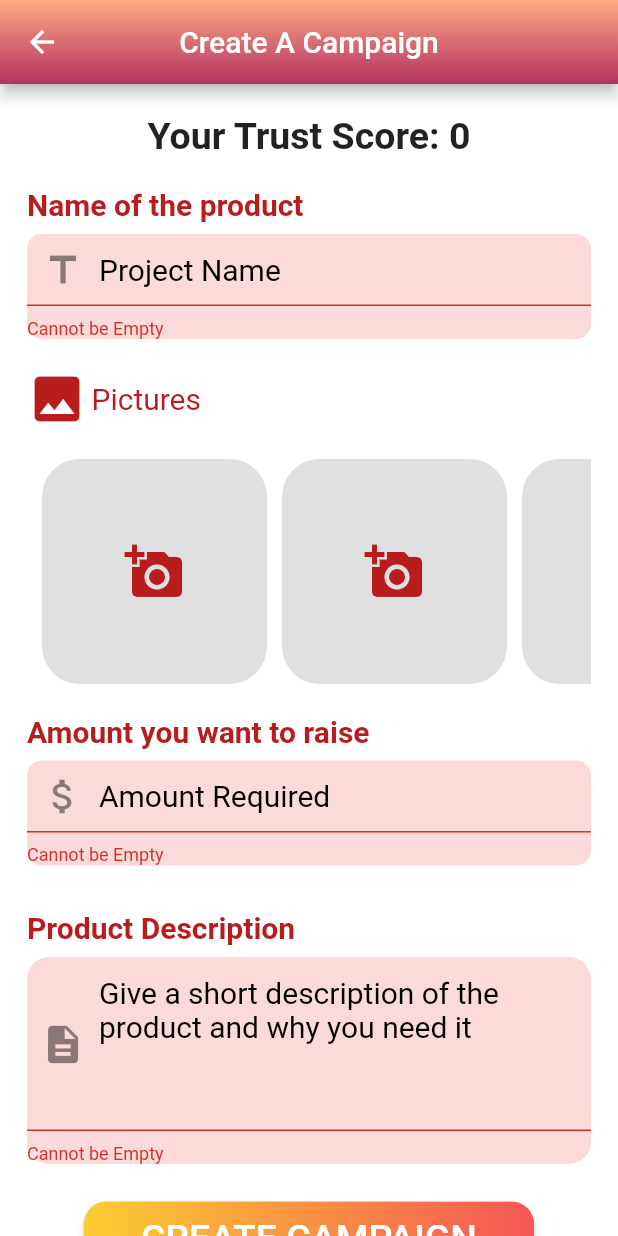
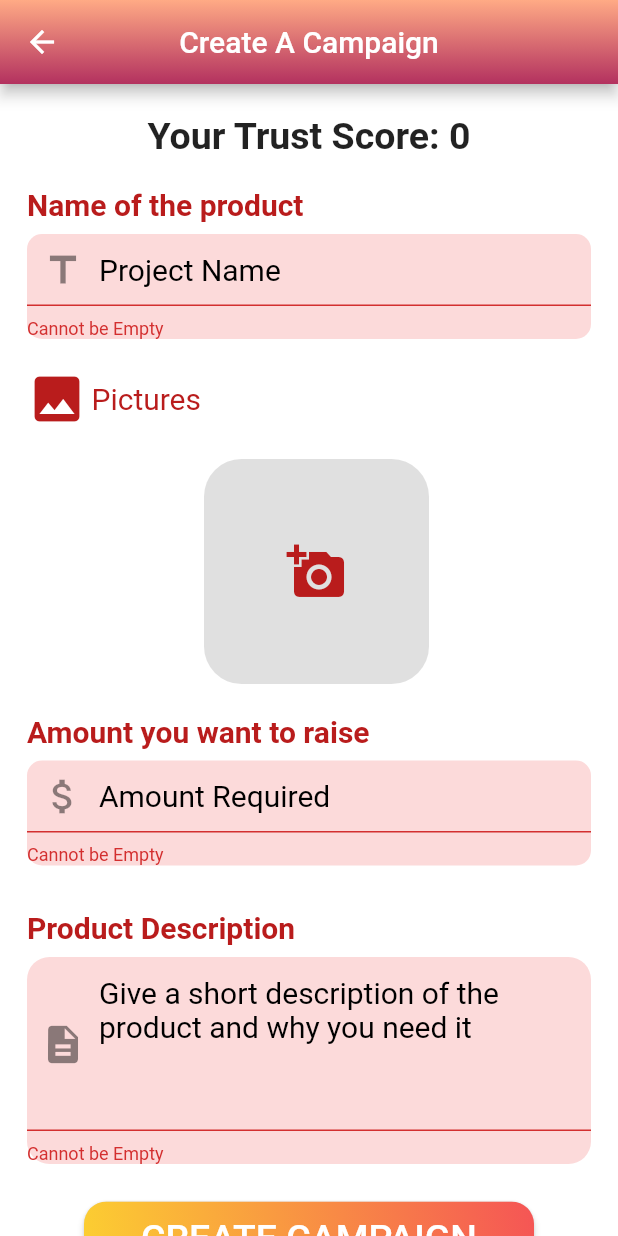
Before and after one commit to AniketSindhu/trust_in, a Flutter app: the CreateCampaign screen opened directly with empty values, after a tap on "CREATE CAMPAIGN", on a phone screen of 412 x 824 dp. Run offline on Flutter 3.47's test engine with Material 2 defaults, Android fonts, the phone set to English and light mode, and no system bars; our stand-ins replace cloud_firestore, firebase_auth, firebase_core, firebase_storage, flare_flutter, flutter_spinkit and 11 more; missing offline and left inert: milestone_progress, web3dart; accounts and stored records are empty.

Commit message:
create campaign firebase done

```diff
--- a/lib/methods/fireBaseAdd.dart
+++ b/lib/methods/fireBaseAdd.dart
@@ -28,9 +28,9 @@ class FirebaseAdd{
   }
 
   Future<bool>addCampaign(String address, CampaignModel campaignModel) async{
-   await FirebaseFirestore.instance.collection('users').doc(address).update({'campaigns': FieldValue.arrayUnion([campaignModel.id])});
-    await FirebaseFirestore.instance.collection('campaigns').add(campaignModel.toMap());
-
+  await FirebaseFirestore.instance.collection('users').doc(address).update({'campaigns': FieldValue.arrayUnion([campaignModel.id])});
+  await FirebaseFirestore.instance.collection('campaigns').add(campaignModel.toMap());
+  await FirebaseFirestore.instance.collection('indexVal').doc('value').update({'val':FieldValue.increment(1)});
     if(campaignModel.totalAmount>=2000&&campaignModel.totalAmount<=4000){
       await FirebaseFirestore.instance.collection('users').doc(address).update({'score': FieldValue.increment(-50)});
     }  //1lakh rs -2 lakh rs
--- a/lib/pages/createCampaign.dart
+++ b/lib/pages/createCampaign.dart
@@ -1,12 +1,17 @@
 //TODO VALIDATORS DAALDO
 
+import 'package:cloud_firestore/cloud_firestore.dart';
 import 'package:firebase_storage/firebase_storage.dart';
 import 'package:flutter/cupertino.dart';
 import 'package:flutter/material.dart';
+import 'package:flutter_spinkit/flutter_spinkit.dart';
 import 'package:fluttertoast/fluttertoast.dart';
 import 'package:image_picker/image_picker.dart';
 import 'package:gradient_app_bar/gradient_app_bar.dart';
 import 'package:random_string/random_string.dart';
+import 'package:trust_in/config/config.dart';
+import 'package:trust_in/methods/fireBaseAdd.dart';
+import 'package:trust_in/methods/googleauth.dart';
 import 'package:trust_in/models/campaignModel.dart';
 import 'dart:io';
 import 'package:velocity_x/velocity_x.dart';
@@ -21,8 +26,6 @@ class CreateCampaign extends StatefulWidget {
 final createCampaignForm = GlobalKey<FormState>();
 class _CreateCampaignState extends State<CreateCampaign> {
   PickedFile _image1;
-  PickedFile _image2;
-  PickedFile _image3;
   String projectDesc;
   String projectName;
   String amount;
@@ -34,13 +37,7 @@ class _CreateCampaignState extends State<CreateCampaign> {
     final picker = ImagePicker();
     final image = await picker.getImage(source: ImageSource.gallery);
     setState(() {
-      if (val == 0) {
         _image1 = image;
-      } else if (val == 1) {
-        _image2 = image;
-      } else if (val == 2) {
-        _image3 = image;
-      }
     });
   }
 
@@ -88,7 +85,7 @@ class _CreateCampaignState extends State<CreateCampaign> {
           ),
         ),
         body: SafeArea(
-          child: SingleChildScrollView(
+          child: !loading?SingleChildScrollView(
             child: Container(
               margin: EdgeInsets.all(10),
               padding: EdgeInsets.symmetric(horizontal: 8),
@@ -182,18 +179,12 @@ class _CreateCampaignState extends State<CreateCampaign> {
                         SizedBox(
                           height: 20,
                         ),
-                        Container(
-                          height: 150,
-                          color: Colors.transparent,
-                          child: ListView(
-                            scrollDirection: Axis.horizontal,
-                            physics: BouncingScrollPhysics(),
-                            children: [
                         GestureDetector(
                           onTap: () => pickImage(0),
                           child: Container(
                             margin: EdgeInsets.only(left: 10),
                             width: 150,
+                            height: 150,
                             decoration: BoxDecoration(
                               borderRadius: BorderRadius.circular(25),
                               color: Colors.black12,
@@ -207,49 +198,6 @@ class _CreateCampaignState extends State<CreateCampaign> {
                                     ),
                                   )
                                 : Image.file(File(_image1.path)),
-                                ),
-                              ),
-                              GestureDetector(
-                                onTap: () => pickImage(1),
-                                child: Container(
-                                  margin: EdgeInsets.only(left: 10),
-                                  width: 150,
-                                  decoration: BoxDecoration(
-                                    borderRadius: BorderRadius.circular(25),
-                                    color: Colors.black12,
-                                  ),
-                                  child: _image2 == null
-                                      ? Center(
-                                          child: Icon(
-                                            Icons.add_a_photo,
-                                            size: 40,
-                                            color: Vx.red700,
-                                          ),
-                                        )
-                                      : Image.file(File(_image2.path)),
-                                ),
-                              ),
-                              GestureDetector(
-                                onTap: () => pickImage(2),
-                                child: Container(
-                                  margin: EdgeInsets.only(left: 10),
-                                  width: 150,
-                                  decoration: BoxDecoration(
-                                    borderRadius: BorderRadius.circular(25),
-                                    color: Colors.black12,
-                                  ),
-                                  child: _image3 == null
-                                      ? Center(
-                                          child: Icon(
-                                            Icons.add_a_photo,
-                                            size: 40,
-                                            color: Vx.red700,
-                                          ),
-                                        )
-                                      : Image.file(File(_image3.path)),
-                                ),
-                              ),
-                            ],
                           ),
                         ),
                         SizedBox(
@@ -532,12 +480,57 @@ class _CreateCampaignState extends State<CreateCampaign> {
                             if(createCampaignForm.currentState.validate())
                             {
                               Amount = int.parse(amount);
-                              if (int.parse(amount) / widget.user.score < 100) {
+                              if (int.parse(amount) / widget.user.score > 10) {
                                 Fluttertoast.showToast(
                                     msg: 'Score too low for this amount',
                                     backgroundColor: Colors.red,
                                     textColor: Colors.white,
                                     gravity: ToastGravity.TOP);
+                              }
+                              else if (_image1==null){
+                                Fluttertoast.showToast(
+                                    msg: 'Upload iamge of product',
+                                    backgroundColor: Colors.red,
+                                    textColor: Colors.white,
+                                    gravity: ToastGravity.TOP);
+                              }
+                              else{
+                                setState(() {
+                                  loading =true;
+                                });
+                                FirebaseFirestore.instance.collection('indexVal').doc('value').get().then((value) async{
+                                  int campaignId =value.data()['val'];
+                                  String fileName = "Images/$campaignId";
+                                  StorageReference firebaseStorageRef =
+                                  FirebaseStorage.instance.ref().child(fileName);
+                                  StorageUploadTask uploadTask = firebaseStorageRef.putFile(File(_image1.path));
+                                  StorageTaskSnapshot taskSnapshot = await uploadTask.onComplete;
+                                  await firebaseStorageRef.getDownloadURL().then((fileURL) async {
+                                    await FirebaseAdd().addCampaign(
+                                        widget.user.address,
+                                        CampaignModel(
+                                          campaignName: projectName,
+                                          finished: false,
+                                          id:campaignId,
+                                          ownedByInvestorTotal: 0,
+                                          publisherAddress: widget.user.uid,
+                                          totalAmount: int.parse(amount),
+                                          campaignDescription: projectDesc,
+                                          image:fileURL,
+                                          showInList: true
+                                        )).then((value) async{
+                                          setState((){
+                                            loading=false;
+                                            Fluttertoast.showToast(
+                                                msg: 'Campaign Created',
+                                                backgroundColor: Colors.green,
+                                                textColor: Colors.white,
+                                                gravity: ToastGravity.TOP);
+                                            Navigator.pop(context);
+                                          });
+                                        });
+                                  });
+                                });
                               }
                             }
                             // TODO phele validation check krna hai fir niche example ki tarah score check krna hai aur else part mai function call jo niche hai
@@ -548,17 +541,6 @@ class _CreateCampaignState extends State<CreateCampaign> {
                                   textColor: Colors.white,
                                   gravity: ToastGravity.TOP);
                             } */
-                            final campaignId = randomAlpha(8);
-                            setState(() {
-                              loading =true;
-                            });
-/*                             String fileName = "Banners/$campaignId/";
-                            StorageReference firebaseStorageRef =
-                            FirebaseStorage.instance.ref().child(fileName);
-                            StorageUploadTask uploadTask = firebaseStorageRef.putFile(File(_image1.path));
-                            await firebaseStorageRef.getDownloadURL().then((fileURL) async {
-                              _uploadedFileURL = fileURL;
-                            }); */
                           },
                           shape: RoundedRectangleBorder(
                               borderRadius: BorderRadius.circular(15.0)),
@@ -601,7 +583,9 @@ class _CreateCampaignState extends State<CreateCampaign> {
                   ),
                 ],
               ),
-            ),
+            )
+            ):Center(
+              child:SpinKitWave(color: AppColors.primary,size:55),
           ),
         ));
   }
--- a/pubspec.yaml
+++ b/pubspec.yaml
@@ -48,6 +48,7 @@ dependencies:
   web3dart: ^1.2.3
   flutter_spinkit: ^4.1.2+1
   random_string: ^2.1.0
+  cached_network_image: ^2.3.3
 
 dev_dependencies:
   flutter_test:
```
Also changed, not shown: lib/models/campaignModel.dart (+10 -7 lines), lib/pages/campignslist.dart (added), pubspec.lock. Lines whose indentation alone changed are shown as unchanged.
